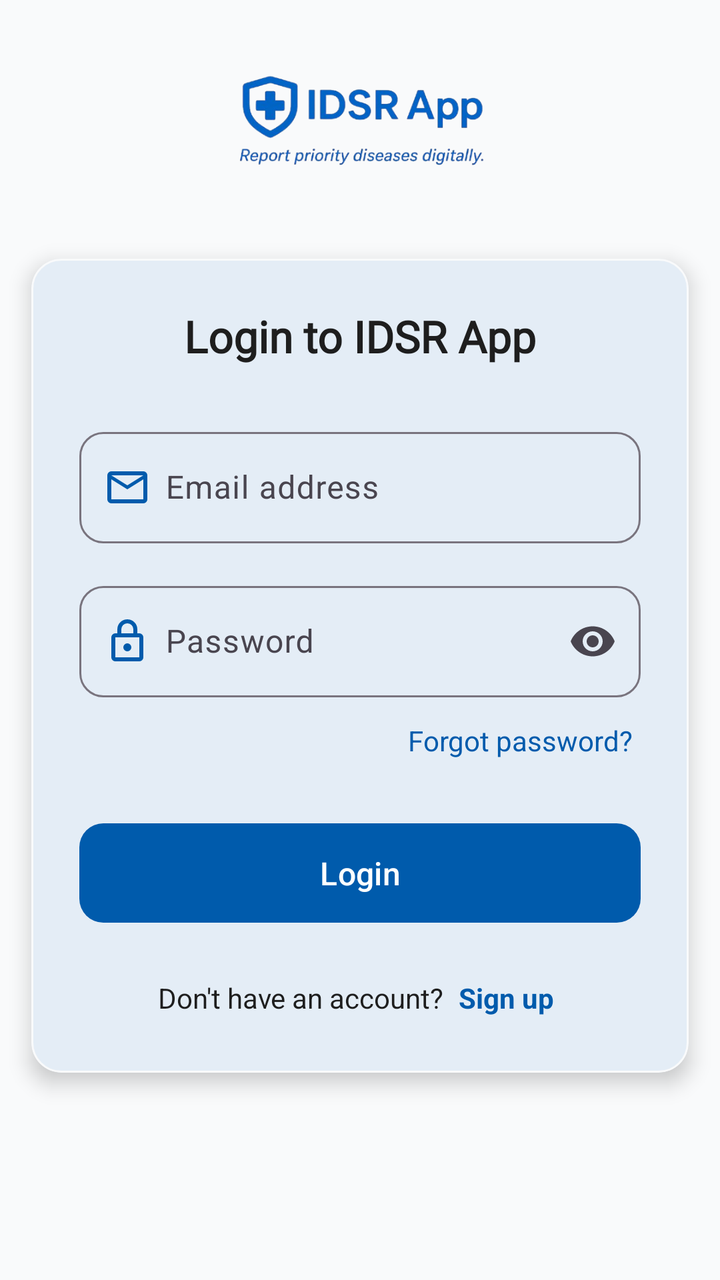
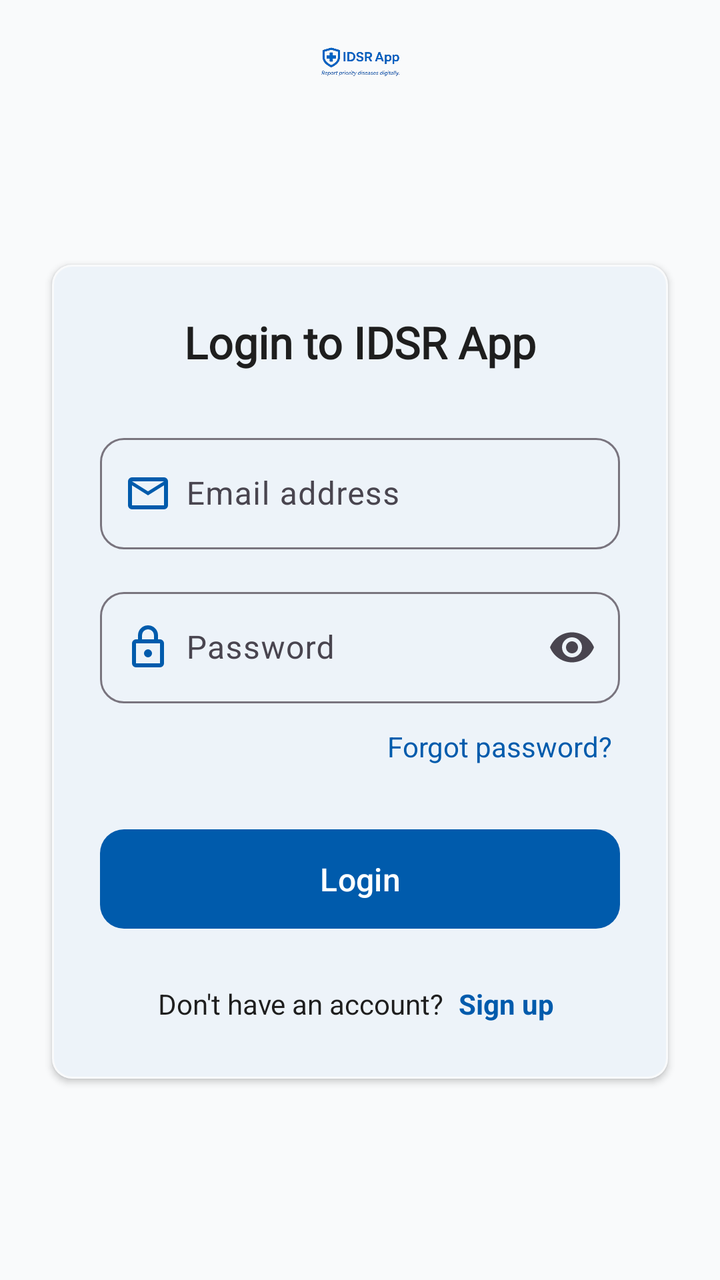

Before-and-after screenshots of an Android layout around one commit, followed by the original layout XML and the change that was made.
<!-- AndroidManifest.xml: application theme Theme.IDSR -->
<!-- res/layout/activity_login.xml -->
<?xml version="1.0" encoding="utf-8"?>
<androidx.appcompat.widget.LinearLayoutCompat
    xmlns:android="http://schemas.android.com/apk/res/android"
    xmlns:app="http://schemas.android.com/apk/res-auto"
    xmlns:tools="http://schemas.android.com/tools"
    android:id="@+id/main"
    android:layout_width="match_parent"
    android:layout_height="match_parent"
    android:orientation="vertical"
    android:background="?attr/android:colorBackground"
    tools:context=".activities.Login_Activity">


    <androidx.constraintlayout.widget.ConstraintLayout
        android:layout_width="match_parent"
        android:layout_height="0dp"
        android:layout_weight="0.22">

        <androidx.appcompat.widget.AppCompatImageView
            android:id="@+id/imgLogo"
            android:layout_width="150dp"
            android:layout_height="120dp"
            android:scaleType="centerCrop"
            android:src="@drawable/splash11"
            android:contentDescription="IDSR App Logo"
            app:layout_constraintTop_toTopOf="parent"
            app:layout_constraintBottom_toBottomOf="parent"
            app:layout_constraintStart_toStartOf="parent"
            app:layout_constraintEnd_toEndOf="parent" />
    </androidx.constraintlayout.widget.ConstraintLayout>


    <com.google.android.material.card.MaterialCardView
        android:id="@+id/cardLogin"
        android:layout_width="match_parent"
        android:layout_height="wrap_content"
        android:layout_marginHorizontal="5dp"
        android:layout_marginTop="-12dp"
        android:layout_marginBottom="90dp"
        app:cardCornerRadius="15dp"
        app:cardElevation="6dp"
        app:cardUseCompatPadding="true"
        app:cardBackgroundColor="?attr/colorSurface"
        app:strokeWidth="1dp"
        app:strokeColor="?attr/colorSurfaceVariant">

        <LinearLayout
            android:layout_width="match_parent"
            android:layout_height="wrap_content"
            android:orientation="vertical"
            android:padding="24dp">


            <TextView
                android:id="@+id/tvTitle"
                android:layout_width="match_parent"
                android:layout_height="wrap_content"
                android:text="Login to IDSR App"
                android:textSize="22sp"
                android:textStyle="bold"
                android:fontFamily="@font/font1"
                android:textColor="?attr/colorOnSurface"
                android:gravity="center" />


            <com.google.android.material.textfield.TextInputLayout
                android:id="@+id/tilEmail"
                style="@style/Widget.Material3.TextInputLayout.OutlinedBox"
                android:layout_width="match_parent"
                android:layout_height="wrap_content"
                android:layout_marginTop="28dp"
                android:hint="      Email address"
                app:startIconDrawable="@drawable/mail_24px"
                app:startIconTint="?attr/colorPrimary"
                app:boxCornerRadiusTopStart="12dp"
                app:boxCornerRadiusTopEnd="12dp"
                app:boxCornerRadiusBottomStart="12dp"
                app:boxCornerRadiusBottomEnd="12dp">

                <com.google.android.material.textfield.TextInputEditText
                    android:id="@+id/etEmail"
                    android:layout_width="match_parent"
                    android:layout_height="wrap_content"
                    android:inputType="textEmailAddress"
                    android:textColor="?attr/colorOnSurface" />
            </com.google.android.material.textfield.TextInputLayout>


            <com.google.android.material.textfield.TextInputLayout
                android:id="@+id/tilPassword"
                style="@style/Widget.Material3.TextInputLayout.OutlinedBox"
                android:layout_width="match_parent"
                android:layout_height="wrap_content"
                android:layout_marginTop="16dp"
                android:hint="      Password"
                app:startIconDrawable="@drawable/lock_24px"
                app:startIconTint="?attr/colorPrimary"
                app:endIconMode="password_toggle"
                app:boxCornerRadiusTopStart="12dp"
                app:boxCornerRadiusTopEnd="12dp"
                app:boxCornerRadiusBottomStart="12dp"
                app:boxCornerRadiusBottomEnd="12dp">

                <com.google.android.material.textfield.TextInputEditText
                    android:id="@+id/etPassword"
                    android:layout_width="match_parent"
                    android:layout_height="wrap_content"
                    android:inputType="textPassword"
                    android:textColor="?attr/colorOnSurface" />
            </com.google.android.material.textfield.TextInputLayout>


            <TextView
                android:id="@+id/tvForgotPassword"
                android:layout_width="wrap_content"
                android:layout_height="wrap_content"
                android:layout_gravity="end"
                android:layout_marginTop="8dp"
                android:text="Forgot password?"
                android:textSize="14sp"
                android:textColor="?attr/colorPrimary"
                android:background="?attr/selectableItemBackgroundBorderless"
                android:padding="4dp" />


            <com.google.android.material.button.MaterialButton
                android:id="@+id/btnLogin"
                android:layout_width="match_parent"
                android:layout_height="wrap_content"
                android:layout_marginTop="24dp"
                android:text="Login"
                android:textAllCaps="false"
                android:textSize="16sp"
                android:paddingVertical="14dp"
                app:cornerRadius="12dp" />


            <com.google.android.material.progressindicator.CircularProgressIndicator
                android:id="@+id/progressLogin"
                android:layout_width="wrap_content"
                android:layout_height="wrap_content"
                android:layout_gravity="center"
                android:layout_marginTop="16dp"
                android:visibility="gone"
                android:indeterminate="true"
                app:indicatorSize="40dp"
                app:trackThickness="4dp"
                app:indicatorColor="?attr/colorPrimary" />


            <LinearLayout
                android:id="@+id/llSignup"
                android:layout_width="match_parent"
                android:layout_height="wrap_content"
                android:layout_marginTop="20dp"
                android:gravity="center"
                android:orientation="horizontal">

                <TextView
                    android:id="@+id/tvNoAccount"
                    android:layout_width="wrap_content"
                    android:layout_height="wrap_content"
                    android:text="@string/don_t_have_an_account"
                    android:textSize="14sp"
                    android:textColor="?attr/colorOnSurface" />

                <TextView
                    android:id="@+id/tvSignup"
                    android:layout_width="wrap_content"
                    android:layout_height="wrap_content"
                    android:text=" Sign up"
                    android:textSize="14sp"
                    android:textStyle="bold"
                    android:textColor="?attr/colorPrimary"
                    android:background="?attr/selectableItemBackgroundBorderless"
                    android:padding="4dp" />
            </LinearLayout>

        </LinearLayout>
    </com.google.android.material.card.MaterialCardView>

</androidx.appcompat.widget.LinearLayoutCompat>
<!-- resources referenced by this layout -->
<resources>
  <!-- drawable lock_24px (drawable) -->
  <vector xmlns:android="http://schemas.android.com/apk/res/android"
      android:width="24dp"
      android:height="24dp"
      android:viewportWidth="960"
      android:viewportHeight="960"
      android:tint="?attr/colorControlNormal">
    <path
        android:fillColor="@android:color/white"
        android:pathData="M240,880Q207,880 183.5,856.5Q160,833 160,800L160,400Q160,367 183.5,343.5Q207,320 240,320L280,320L280,240Q280,157 338.5,98.5Q397,40 480,40Q563,40 621.5,98.5Q680,157 680,240L680,320L720,320Q753,320 776.5,343.5Q800,367 800,400L800,800Q800,833 776.5,856.5Q753,880 720,880L240,880ZM240,800L720,800Q720,800 720,800Q720,800 720,800L720,400Q720,400 720,400Q720,400 720,400L240,400Q240,400 240,400Q240,400 240,400L240,800Q240,800 240,800Q240,800 240,800ZM480,680Q513,680 536.5,656.5Q560,633 560,600Q560,567 536.5,543.5Q513,520 480,520Q447,520 423.5,543.5Q400,567 400,600Q400,633 423.5,656.5Q447,680 480,680ZM360,320L600,320L600,240Q600,190 565,155Q530,120 480,120Q430,120 395,155Q360,190 360,240L360,320ZM240,800Q240,800 240,800Q240,800 240,800L240,400Q240,400 240,400Q240,400 240,400L240,400Q240,400 240,400Q240,400 240,400L240,800Q240,800 240,800Q240,800 240,800Z"/>
  </vector>
  <!-- drawable mail_24px (drawable) -->
  <vector xmlns:android="http://schemas.android.com/apk/res/android"
      android:width="24dp"
      android:height="24dp"
      android:viewportWidth="960"
      android:viewportHeight="960"
      android:tint="?attr/colorControlNormal">
    <path
        android:fillColor="@android:color/white"
        android:pathData="M160,800Q127,800 103.5,776.5Q80,753 80,720L80,240Q80,207 103.5,183.5Q127,160 160,160L800,160Q833,160 856.5,183.5Q880,207 880,240L880,720Q880,753 856.5,776.5Q833,800 800,800L160,800ZM480,520L160,320L160,720Q160,720 160,720Q160,720 160,720L800,720Q800,720 800,720Q800,720 800,720L800,320L480,520ZM480,440L800,240L160,240L480,440ZM160,320L160,240L160,240L160,320L160,720Q160,720 160,720Q160,720 160,720L160,720Q160,720 160,720Q160,720 160,720L160,320Z"/>
  </vector>
  <!-- drawable splash11: png bitmap (drawable, 74529 bytes) -->
  <string name="don_t_have_an_account">Don\'t have an account?</string>
  <style name="Theme.IDSR" parent="Theme.Material3.DayNight.NoActionBar">
  
  
          <item name="colorPrimary">@color/idsr_primary</item>
          <item name="colorOnPrimary">@color/idsr_on_primary</item>
          <item name="colorPrimaryContainer">#D2E3FC</item>
  
  
          <item name="android:colorBackground">@color/idsr_background</item>
  
  
          <item name="colorSurface">@color/idsr_surface</item>
          <item name="colorSurfaceVariant">@color/idsr_background</item>
  
  
          <item name="colorOnSurface">@color/idsr_on_surface</item>
  
          <item name="android:textColor">@color/idsr_on_surface</item>
          <item name="android:textColorPrimary">@color/idsr_on_surface</item>
          <item name="android:textColorSecondary">@color/idsr_gray</item>
  
  
          <item name="textInputStyle">@style/Widget.Material3.TextInputLayout.OutlinedBox</item>
  
  
          <item name="android:statusBarColor">@android:color/transparent</item>
          <item name="android:windowLightStatusBar">true</item>
  
      </style>
  <color name="idsr_primary">#005BAC</color>
  <color name="idsr_on_primary">#FFFFFF</color>
  <color name="idsr_background">#F9FAFB</color>
  <color name="idsr_surface">#FFFFFF</color>
  <color name="idsr_on_surface">#1E1E1E</color>
  <color name="idsr_gray">#555555</color>
</resources>

<!-- the commit's change to res/layout/activity_login.xml (unified diff, before → after) -->
@@ -1,182 +1,206 @@
 <?xml version="1.0" encoding="utf-8"?>
-<androidx.appcompat.widget.LinearLayoutCompat
+<androidx.coordinatorlayout.widget.CoordinatorLayout
     xmlns:android="http://schemas.android.com/apk/res/android"
     xmlns:app="http://schemas.android.com/apk/res-auto"
     xmlns:tools="http://schemas.android.com/tools"
     android:id="@+id/main"
     android:layout_width="match_parent"
     android:layout_height="match_parent"
-    android:orientation="vertical"
     android:background="?attr/android:colorBackground"
     tools:context=".activities.Login_Activity">
 
 
-    <androidx.constraintlayout.widget.ConstraintLayout
-        android:layout_width="match_parent"
-        android:layout_height="0dp"
-        android:layout_weight="0.22">
-
-        <androidx.appcompat.widget.AppCompatImageView
-            android:id="@+id/imgLogo"
-            android:layout_width="150dp"
-            android:layout_height="120dp"
-            android:scaleType="centerCrop"
-            android:src="@drawable/splash11"
-            android:contentDescription="IDSR App Logo"
-            app:layout_constraintTop_toTopOf="parent"
-            app:layout_constraintBottom_toBottomOf="parent"
-            app:layout_constraintStart_toStartOf="parent"
-            app:layout_constraintEnd_toEndOf="parent" />
-    </androidx.constraintlayout.widget.ConstraintLayout>
-
-
-    <com.google.android.material.card.MaterialCardView
-        android:id="@+id/cardLogin"
+    <com.google.android.material.appbar.AppBarLayout
+        android:id="@+id/appBarLayout"
         android:layout_width="match_parent"
         android:layout_height="wrap_content"
-        android:layout_marginHorizontal="5dp"
-        android:layout_marginTop="-12dp"
-        android:layout_marginBottom="90dp"
-        app:cardCornerRadius="15dp"
-        app:cardElevation="6dp"
-        app:cardUseCompatPadding="true"
-        app:cardBackgroundColor="?attr/colorSurface"
-        app:strokeWidth="1dp"
-        app:strokeColor="?attr/colorSurfaceVariant">
+        android:fitsSystemWindows="true"
+        android:background="?attr/android:colorBackground"
+        app:elevation="0dp">
+
+        <androidx.constraintlayout.widget.ConstraintLayout
+            android:layout_width="match_parent"
+            android:layout_height="wrap_content"
+            android:paddingStart="8dp"
+            android:paddingEnd="8dp"
+            android:paddingTop="8dp"
+            android:paddingBottom="8dp">
+
+            <androidx.appcompat.widget.AppCompatImageView
+                android:id="@+id/imgLogo"
+                android:layout_width="0dp"
+                android:layout_height="48dp"
+                android:scaleType="fitCenter"
+                android:src="@drawable/splash11"
+                android:contentDescription="App logo"
+                app:layout_constraintStart_toStartOf="parent"
+                app:layout_constraintEnd_toEndOf="parent"
+                app:layout_constraintTop_toTopOf="parent"
+                app:layout_constraintBottom_toBottomOf="parent"/>
+
+        </androidx.constraintlayout.widget.ConstraintLayout>
+
+    </com.google.android.material.appbar.AppBarLayout>
+
+
+    <androidx.core.widget.NestedScrollView
+        android:layout_width="match_parent"
+        android:layout_height="match_parent"
+        android:clipToPadding="false"
+        android:paddingBottom="24dp"
+        android:fillViewport="true"
+        app:layout_behavior="@string/appbar_scrolling_view_behavior">
 
         <LinearLayout
             android:layout_width="match_parent"
             android:layout_height="wrap_content"
             android:orientation="vertical"
-            android:padding="24dp">
-
-
-            <TextView
-                android:id="@+id/tvTitle"
+            android:gravity="center_vertical"
+            android:paddingHorizontal="16dp"
+            android:paddingTop="16dp">
+
+            <com.google.android.material.card.MaterialCardView
+                android:id="@+id/cardLogin"
                 android:layout_width="match_parent"
                 android:layout_height="wrap_content"
-                android:text="Login to IDSR App"
-                android:textSize="22sp"
-                android:textStyle="bold"
-                android:fontFamily="@font/font1"
-                android:textColor="?attr/colorOnSurface"
-                android:gravity="center" />
-
-
-            <com.google.android.material.textfield.TextInputLayout
-                android:id="@+id/tilEmail"
-                style="@style/Widget.Material3.TextInputLayout.OutlinedBox"
-                android:layout_width="match_parent"
-                android:layout_height="wrap_content"
-                android:layout_marginTop="28dp"
-                android:hint="      Email address"
-                app:startIconDrawable="@drawable/mail_24px"
-                app:startIconTint="?attr/colorPrimary"
-                app:boxCornerRadiusTopStart="12dp"
-                app:boxCornerRadiusTopEnd="12dp"
-                app:boxCornerRadiusBottomStart="12dp"
-                app:boxCornerRadiusBottomEnd="12dp">
-
-                <com.google.android.material.textfield.TextInputEditText
-                    android:id="@+id/etEmail"
+                android:layout_marginHorizontal="5dp"
+                android:layout_marginBottom="24dp"
+                app:cardCornerRadius="10dp"
+                app:cardElevation="2dp"
+                app:cardUseCompatPadding="true"
+                app:cardBackgroundColor="?attr/colorSurface"
+                app:strokeWidth="1dp"
+                app:strokeColor="?attr/colorSurfaceVariant">
+
+                <LinearLayout
                     android:layout_width="match_parent"
                     android:layout_height="wrap_content"
-                    android:inputType="textEmailAddress"
-                    android:textColor="?attr/colorOnSurface" />
-            </com.google.android.material.textfield.TextInputLayout>
-
-
-            <com.google.android.material.textfield.TextInputLayout
-                android:id="@+id/tilPassword"
-                style="@style/Widget.Material3.TextInputLayout.OutlinedBox"
-                android:layout_width="match_parent"
-                android:layout_height="wrap_content"
-                android:layout_marginTop="16dp"
-                android:hint="      Password"
-                app:startIconDrawable="@drawable/lock_24px"
-                app:startIconTint="?attr/colorPrimary"
-                app:endIconMode="password_toggle"
-                app:boxCornerRadiusTopStart="12dp"
-                app:boxCornerRadiusTopEnd="12dp"
-                app:boxCornerRadiusBottomStart="12dp"
-                app:boxCornerRadiusBottomEnd="12dp">
-
-                <com.google.android.material.textfield.TextInputEditText
-                    android:id="@+id/etPassword"
-                    android:layout_width="match_parent"
-                    android:layout_height="wrap_content"
-                    android:inputType="textPassword"
-                    android:textColor="?attr/colorOnSurface" />
-            </com.google.android.material.textfield.TextInputLayout>
-
-
-            <TextView
-                android:id="@+id/tvForgotPassword"
-                android:layout_width="wrap_content"
-                android:layout_height="wrap_content"
-                android:layout_gravity="end"
-                android:layout_marginTop="8dp"
-                android:text="Forgot password?"
-                android:textSize="14sp"
-                android:textColor="?attr/colorPrimary"
-                android:background="?attr/selectableItemBackgroundBorderless"
-                android:padding="4dp" />
-
-
-            <com.google.android.material.button.MaterialButton
-                android:id="@+id/btnLogin"
-                android:layout_width="match_parent"
-                android:layout_height="wrap_content"
-                android:layout_marginTop="24dp"
-                android:text="Login"
-                android:textAllCaps="false"
-                android:textSize="16sp"
-                android:paddingVertical="14dp"
-                app:cornerRadius="12dp" />
-
-
-            <com.google.android.material.progressindicator.CircularProgressIndicator
-                android:id="@+id/progressLogin"
-                android:layout_width="wrap_content"
-                android:layout_height="wrap_content"
-                android:layout_gravity="center"
-                android:layout_marginTop="16dp"
-                android:visibility="gone"
-                android:indeterminate="true"
-                app:indicatorSize="40dp"
-                app:trackThickness="4dp"
-                app:indicatorColor="?attr/colorPrimary" />
-
-
-            <LinearLayout
-                android:id="@+id/llSignup"
-                android:layout_width="match_parent"
-                android:layout_height="wrap_content"
-                android:layout_marginTop="20dp"
-                android:gravity="center"
-                android:orientation="horizontal">
-
-                <TextView
-                    android:id="@+id/tvNoAccount"
-                    android:layout_width="wrap_content"
-                    android:layout_height="wrap_content"
-                    android:text="@string/don_t_have_an_account"
-                    android:textSize="14sp"
-                    android:textColor="?attr/colorOnSurface" />
-
-                <TextView
-                    android:id="@+id/tvSignup"
-                    android:layout_width="wrap_content"
-                    android:layout_height="wrap_content"
-                    android:text=" Sign up"
-                    android:textSize="14sp"
-                    android:textStyle="bold"
-                    android:textColor="?attr/colorPrimary"
-                    android:background="?attr/selectableItemBackgroundBorderless"
-                    android:padding="4dp" />
-            </LinearLayout>
+                    android:orientation="vertical"
+                    android:padding="24dp">
+
+                    <com.google.android.material.textview.MaterialTextView
+                        android:id="@+id/tvTitle"
+                        android:layout_width="match_parent"
+                        android:layout_height="wrap_content"
+                        android:text="Login to IDSR App"
+                        android:textSize="22sp"
+                        android:textStyle="bold"
+                        android:fontFamily="@font/font1"
+                        android:textColor="?attr/colorOnSurface"
+                        android:gravity="center"/>
+
+                    <com.google.android.material.textfield.TextInputLayout
+                        android:id="@+id/tilEmail"
+                        style="@style/Widget.Material3.TextInputLayout.OutlinedBox"
+                        android:layout_width="match_parent"
+                        android:layout_height="wrap_content"
+                        android:layout_marginTop="28dp"
+                        android:hint="      Email address"
+                        app:startIconDrawable="@drawable/mail_24px"
+                        app:startIconTint="?attr/colorPrimary"
+                        app:boxCornerRadiusTopStart="12dp"
+                        app:boxCornerRadiusTopEnd="12dp"
+                        app:boxCornerRadiusBottomStart="12dp"
+                        app:boxCornerRadiusBottomEnd="12dp">
+
+                        <com.google.android.material.textfield.TextInputEditText
+                            android:id="@+id/etEmail"
+                            android:layout_width="match_parent"
+                            android:layout_height="wrap_content"
+                            android:inputType="textEmailAddress"
+                            android:textColor="?attr/colorOnSurface"/>
+                    </com.google.android.material.textfield.TextInputLayout>
+
+                    <com.google.android.material.textfield.TextInputLayout
+                        android:id="@+id/tilPassword"
+                        style="@style/Widget.Material3.TextInputLayout.OutlinedBox"
+                        android:layout_width="match_parent"
+                        android:layout_height="wrap_content"
+                        android:layout_marginTop="16dp"
+                        android:hint="      Password"
+                        app:startIconDrawable="@drawable/lock_24px"
+                        app:startIconTint="?attr/colorPrimary"
+                        app:endIconMode="password_toggle"
+                        app:boxCornerRadiusTopStart="12dp"
+                        app:boxCornerRadiusTopEnd="12dp"
+                        app:boxCornerRadiusBottomStart="12dp"
+                        app:boxCornerRadiusBottomEnd="12dp">
+
+                        <com.google.android.material.textfield.TextInputEditText
+                            android:id="@+id/etPassword"
+                            android:layout_width="match_parent"
+                            android:layout_height="wrap_content"
+                            android:inputType="textPassword"
+                            android:textColor="?attr/colorOnSurface"/>
+                    </com.google.android.material.textfield.TextInputLayout>
+
+                    <com.google.android.material.textview.MaterialTextView
+                        android:id="@+id/tvForgotPassword"
+                        android:layout_width="wrap_content"
+                        android:layout_height="wrap_content"
+                        android:layout_gravity="end"
+                        android:layout_marginTop="8dp"
+                        android:text="Forgot password?"
+                        android:textSize="14sp"
+                        android:textColor="?attr/colorPrimary"
+                        android:background="?attr/selectableItemBackgroundBorderless"
+                        android:padding="4dp"/>
+
+                    <com.google.android.material.button.MaterialButton
+                        android:id="@+id/btnLogin"
+                        android:layout_width="match_parent"
+                        android:layout_height="wrap_content"
+                        android:layout_marginTop="24dp"
+                        android:text="Login"
+                        android:textAllCaps="false"
+                        android:textSize="16sp"
+                        android:paddingVertical="14dp"
+                        app:cornerRadius="12dp"/>
+
+                    <com.google.android.material.progressindicator.CircularProgressIndicator
+                        android:id="@+id/progressLogin"
+                        android:layout_width="wrap_content"
+                        android:layout_height="wrap_content"
+                        android:layout_gravity="center"
+                        android:layout_marginTop="16dp"
+                        android:visibility="gone"
+                        android:indeterminate="true"
+                        app:indicatorSize="40dp"
+                        app:trackThickness="4dp"
+                        app:indicatorColor="?attr/colorPrimary"/>
+
+                    <LinearLayout
+                        android:id="@+id/llSignup"
+                        android:layout_width="match_parent"
+                        android:layout_height="wrap_content"
+                        android:layout_marginTop="20dp"
+                        android:gravity="center"
+                        android:orientation="horizontal">
+
+                        <com.google.android.material.textview.MaterialTextView
+                            android:id="@+id/tvNoAccount"
+                            android:layout_width="wrap_content"
+                            android:layout_height="wrap_content"
+                            android:text="@string/don_t_have_an_account"
+                            android:textSize="14sp"
+                            android:textColor="?attr/colorOnSurface"/>
+
+                        <com.google.android.material.textview.MaterialTextView
+                            android:id="@+id/tvSignup"
+                            android:layout_width="wrap_content"
+                            android:layout_height="wrap_content"
+                            android:text=" Sign up"
+                            android:textSize="14sp"
+                            android:textStyle="bold"
+                            android:textColor="?attr/colorPrimary"
+                            android:background="?attr/selectableItemBackgroundBorderless"
+                            android:padding="4dp"/>
+                    </LinearLayout>
+
+                </LinearLayout>
+            </com.google.android.material.card.MaterialCardView>
 
         </LinearLayout>
-    </com.google.android.material.card.MaterialCardView>
-
-</androidx.appcompat.widget.LinearLayoutCompat>
+    </androidx.core.widget.NestedScrollView>
+
+</androidx.coordinatorlayout.widget.CoordinatorLayout>
